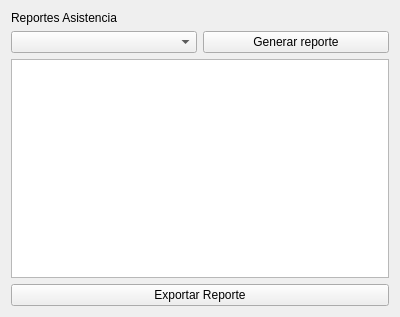
Qt form views/reporte.ui (Cata-Estrada/Registro_Asistencia_Estudiantil) before a commit.
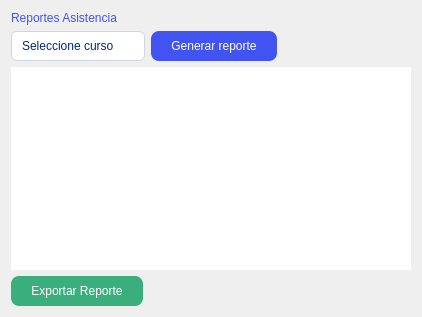
The same form after that commit.

Commit message: UI: actualización de estilo en vistas (layouts, íconos, y recursos)

Diff of the .ui file:
```diff
--- a/views/reporte.ui
+++ b/views/reporte.ui
@@ -6,18 +6,28 @@
    <rect>
     <x>0</x>
     <y>0</y>
-    <width>400</width>
+    <width>422</width>
     <height>317</height>
    </rect>
   </property>
   <property name="windowTitle">
    <string>Form</string>
   </property>
+  <property name="styleSheet">
+   <string notr="true"/>
+  </property>
   <layout class="QGridLayout" name="gridLayout">
    <item row="0" column="0">
     <layout class="QVBoxLayout" name="verticalLayout">
      <item>
       <widget class="QLabel" name="titulo_reportes_asistencias">
+       <property name="styleSheet">
+        <string notr="true">QLabel#titulo_reportes_asistencias {
+    font: 600 20pt &quot;Segoe UI&quot;;
+    color: #4154F1;   /* Azul igual al figma */
+}
+</string>
+       </property>
        <property name="text">
         <string>Reportes Asistencia</string>
        </property>
@@ -27,6 +37,26 @@
       <layout class="QHBoxLayout" name="horizontalLayout">
        <item>
         <widget class="QComboBox" name="selecione_curso">
+         <property name="styleSheet">
+          <string notr="true">QComboBox {
+    background-color: white;
+    color: #012970;
+    font: 10pt &quot;Segoe UI&quot;;
+    padding: 6px 10px;
+    border: 1px solid #d0d5dd;   /* Borde gris suave */
+    border-radius: 6px;
+}
+
+QComboBox:hover {
+    background-color: #F6F9FF;
+}
+
+QComboBox::drop-down {
+    border: none;
+    padding-right: 6px;
+}
+</string>
+         </property>
          <property name="placeholderText">
           <string>Seleccione curso</string>
          </property>
@@ -34,23 +64,104 @@
        </item>
        <item>
         <widget class="QPushButton" name="generar_reporte">
+         <property name="styleSheet">
+          <string notr="true">QPushButton {
+    border: none;
+    background-color: #4154F1;  /* Azul Figma */
+    color: white;
+    font: 10pt &quot;Segoe UI&quot;;
+    padding: 8px 20px;
+    border-radius: 8px;
+}
+
+QPushButton:hover {
+    background-color: #2e3bd1;  /* Azul más oscuro al hover */
+}
+</string>
+         </property>
          <property name="text">
           <string>Generar reporte</string>
          </property>
         </widget>
        </item>
+       <item>
+        <spacer name="horizontalSpacer">
+         <property name="orientation">
+          <enum>Qt::Horizontal</enum>
+         </property>
+         <property name="sizeHint" stdset="0">
+          <size>
+           <width>108</width>
+           <height>20</height>
+          </size>
+         </property>
+        </spacer>
+       </item>
       </layout>
      </item>
      <item>
-      <widget class="QTableView" name="tableView"/>
+      <widget class="QTableView" name="tableView">
+       <property name="styleSheet">
+        <string notr="true">QTableView {
+    background-color: white;
+    gridline-color: #e0e6f9;   /* Líneas suaves */
+    border: none;
+    font: 10pt &quot;Segoe UI&quot;;
+    color: #012970;
+    selection-background-color: #F6F9FF;
+    selection-color: #012970;
+}
+
+QHeaderView::section {
+    background-color: #F6F9FF;
+    color: #012970;
+    font: bold 10pt &quot;Segoe UI&quot;;
+    padding: 6px;
+    border: none;
+}
+</string>
+       </property>
+      </widget>
      </item>
+    </layout>
+   </item>
+   <item row="1" column="0">
+    <layout class="QHBoxLayout" name="horizontalLayout_2">
      <item>
       <widget class="QPushButton" name="exportar_reporte">
+       <property name="styleSheet">
+        <string notr="true">QPushButton#exportar_reporte {
+    border: none;
+    background-color: #3BAE7E;   /* Verde Figma */
+    color: white;
+    font: 10pt &quot;Segoe UI&quot;;
+    padding: 8px 20px;
+    border-radius: 8px;
+}
+
+QPushButton#exportar_reporte:hover {
+    background-color: #2d8f68;   /* Verde más oscuro al hover */
+}
+</string>
+       </property>
        <property name="text">
         <string>Exportar Reporte</string>
        </property>
       </widget>
      </item>
+     <item>
+      <spacer name="horizontalSpacer_2">
+       <property name="orientation">
+        <enum>Qt::Horizontal</enum>
+       </property>
+       <property name="sizeHint" stdset="0">
+        <size>
+         <width>40</width>
+         <height>20</height>
+        </size>
+       </property>
+      </spacer>
+     </item>
     </layout>
    </item>
   </layout>
```
The commit also changes 12 other files.
